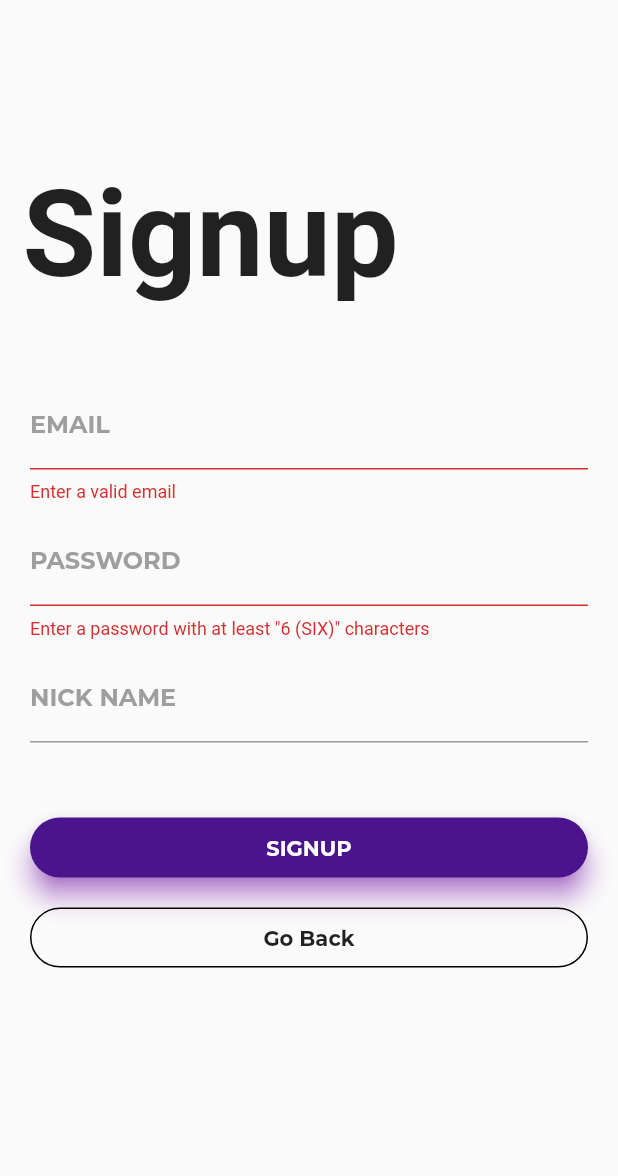
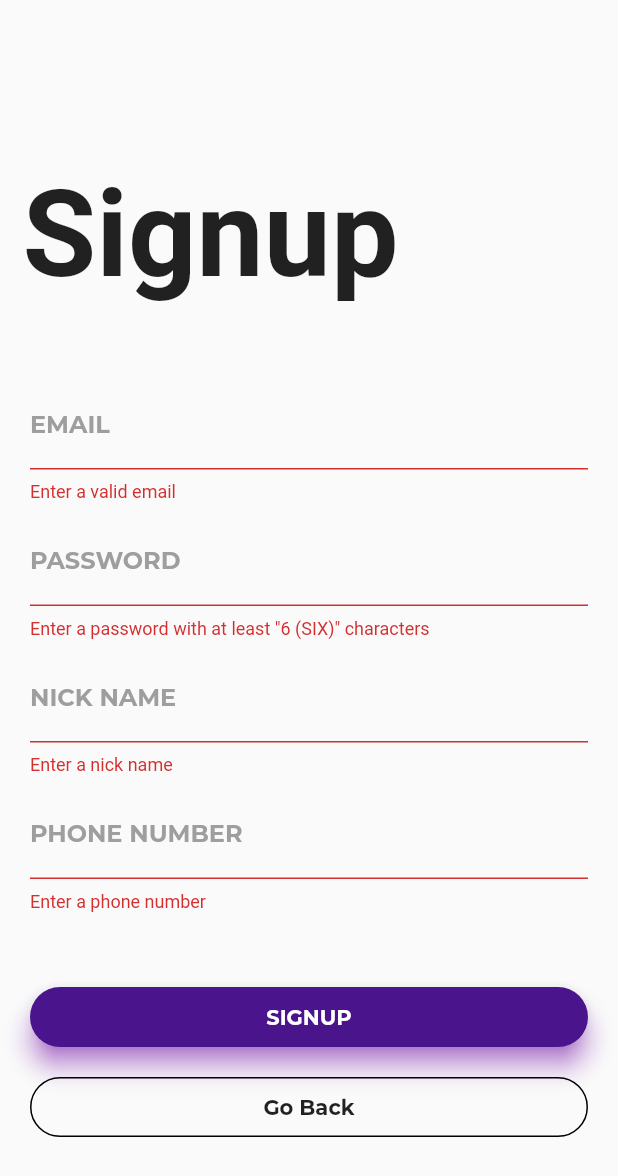
Before and after one commit to narangkevin/xn-livescore, a Flutter app: the Register screen opened directly, after a tap on "SIGNUP", on a phone screen of 412 x 824 dp. Shown: the top 1176 px of the screen. Run offline on Flutter 3.47's test engine with Material 2 defaults, Android fonts, the phone set to English and light mode, and no system bars; our stand-ins replace firebase_auth, firebase_database, flutter_spinkit; missing offline and left inert: flutter_line_sdk; accounts and stored records are empty; project files that could hold a hidden picture were left out.

Commit message:
realtime database and ph no collection

```diff
--- a/lib/models/user.dart
+++ b/lib/models/user.dart
@@ -2,7 +2,8 @@ class User {
 
   final String uid;
   final String name;
+  final String phone;
 
-  User({ this.uid, this.name });
+  User({ this.uid, this.name, this.phone });
 
 }
--- a/lib/screens/authenticate/register.dart
+++ b/lib/screens/authenticate/register.dart
@@ -19,6 +19,7 @@ class _RegisterState extends State<Register> {
   String email = "";
   String password = "";
   String name = "";
+  String phone = "";
 
   @override
   Widget build(BuildContext context) {
@@ -93,7 +94,7 @@ class _RegisterState extends State<Register> {
                                       BorderSide(color: Colors.purple[900]))),
                           obscureText: true,
                           validator: (val) => val.length < 6
-                              ? 'Enter a password with at least "6 (SIX)" characters '
+                              ? 'Enter a password with at least "6 (SIX)" characters'
                               : null,
                           onChanged: (val) {
                             setState(() => password = val);
@@ -110,8 +111,29 @@ class _RegisterState extends State<Register> {
                               focusedBorder: UnderlineInputBorder(
                                   borderSide:
                                       BorderSide(color: Colors.purple[900]))),
+                          validator: (val) => val.length < 1
+                              ? 'Enter a nick name'
+                              : null,
                           onChanged: (val) {
                             setState(() => name = val);
+                          },
+                        ),
+                        SizedBox(height: 10.0),
+                        TextFormField(
+                          decoration: InputDecoration(
+                              labelText: 'PHONE NUMBER ',
+                              labelStyle: TextStyle(
+                                  fontFamily: 'Montserrat',
+                                  fontWeight: FontWeight.bold,
+                                  color: Colors.grey),
+                              focusedBorder: UnderlineInputBorder(
+                                  borderSide:
+                                  BorderSide(color: Colors.purple[900]))),
+                          validator: (val) => val.length < 10
+                              ? 'Enter a phone number'
+                              : null,
+                          onChanged: (val) {
+                            setState(() => phone = val);
                           },
                         ),
                         SizedBox(height: 50.0),
@@ -123,7 +145,7 @@ class _RegisterState extends State<Register> {
                               setState(() => loading = true);
                               dynamic result =
                                   await _auth.registerWithEmailAndPassword(
-                                      email, password, name);
+                                      email, password, name, phone);
                               if (result == null) {
                                 setState(() {
                                   error = 'Please supply a valid email';
@@ -152,7 +174,7 @@ class _RegisterState extends State<Register> {
                                     setState(() => loading = true);
                                     dynamic result = await _auth
                                         .registerWithEmailAndPassword(
-                                            email, password, name);
+                                            email, password, name, phone);
                                     if (result == null) {
                                       setState(() {
                                         error = 'Please supply a valid email';
--- a/lib/services/auth.dart
+++ b/lib/services/auth.dart
@@ -1,4 +1,5 @@
 import 'package:firebase_auth/firebase_auth.dart';
+import 'package:firebase_database/firebase_database.dart';
 import 'package:xnlivescore/models/user.dart';
 import 'package:xnlivescore/services/database.dart';
 
@@ -44,13 +45,20 @@ class AuthService {
   }
 
   // Register with email and password
-  Future registerWithEmailAndPassword(String email, String password, String name) async {
+  Future registerWithEmailAndPassword(String email, String password, String name, String phone) async {
     try {
       AuthResult result = await _auth.createUserWithEmailAndPassword(email: email, password: password);
       FirebaseUser user = result.user;
 
       // Create new document for User with uid
-      await DatabaseService(uid: user.uid).updateUserData(user.email, name);
+      await DatabaseService(uid: user.uid).updateUserData(user.email, name, phone);
+
+      var _databaseRef = FirebaseDatabase().reference().child('users');
+      _databaseRef.push().set({
+        'email': user.email,
+        'name': name,
+        'phone': '(+66)' + phone,
+      });
       return _userFromFirebaseUser(user);
     } catch (error) {
       print(error.toString());
--- a/lib/services/database.dart
+++ b/lib/services/database.dart
@@ -9,10 +9,11 @@
    // Collection Reference
    final CollectionReference userCollection = Firestore.instance.collection('users');
 
-   Future<void> updateUserData(String email, String name) async{
+   Future<void> updateUserData(String email, String name, String phone) async{
      return await userCollection.document(uid).setData({
        'email': email,
        'name': name,
+       'phone': phone,
      });
    }
 
--- a/pubspec.yaml
+++ b/pubspec.yaml
@@ -32,6 +32,8 @@ dependencies:
   rxdart: ^0.23.1
   flutter_spinkit: "^4.1.2"
   flutter_line_sdk:
+  firebase_database: ^3.1.5
+  intl: ^0.16.1
 
 dev_dependencies:
   flutter_test:
```
Also changed, not shown: pubspec.lock, 1 other file.
